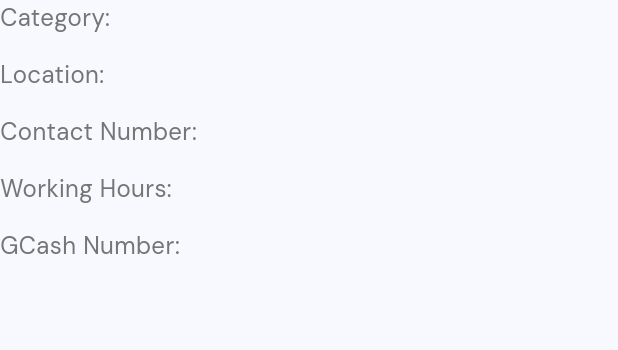
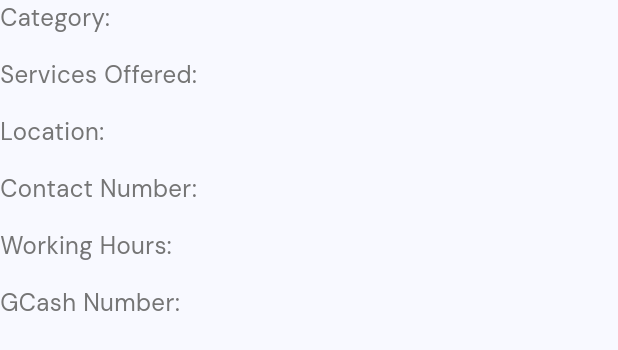
Before and after one commit to enbernaldez/athomeconvenience, a Flutter app: the AboutSection widget shown alone on an empty page, opened directly with empty values, on a phone screen of 412 x 824 dp. Shown: the top 350 px of the screen. Run offline on Flutter 3.47's test engine with Material 3 defaults, Android fonts, the phone set to English and light mode, and no system bars; our stand-ins replace auto_size_text, cached_network_image, cloud_firestore, convex_bottom_bar, country_picker, email_validator and 14 more; accounts and stored records are empty; network calls fail.

Commit message:
services offered

```diff
--- a/lib/login_page.dart
+++ b/lib/login_page.dart
@@ -27,7 +27,6 @@
 }
 
 class _LogInPageState extends State<LogInPage> {
-  // bool _passwordVisible = false;
   final _loginFormKey = GlobalKey<FormState>();
 
   final phoneController = TextEditingController();
@@ -73,6 +72,7 @@
           // throw Exception(e);
           print("error here line 57");
           print(e);
+          showToast("The format of the phone number provided is incorrect.");
         },
         codeSent: (String verificationId, int? resendToken) {
           setState(() {
--- a/lib/shop_profile_page.dart
+++ b/lib/shop_profile_page.dart
@@ -403,6 +403,8 @@
                   isAbout == true
                       ? AboutSection(
                           category: shopData['category'] ?? "Loading...",
+                          servicesOffered:
+                              shopData['services_offered'] ?? "Loading...",
                           shopAddress:
                               (shopData['service_address'].toString().isNotEmpty
                                       ? shopData['service_address']
--- a/lib/widgets/shopProfileView/about.dart
+++ b/lib/widgets/shopProfileView/about.dart
@@ -3,6 +3,7 @@
 
 class AboutSection extends StatelessWidget {
   final String category;
+  final String servicesOffered;
   final String shopAddress;
   final String contactNum;
   final String workingHours;
@@ -11,6 +12,7 @@
   const AboutSection({
     super.key,
     required this.category,
+    required this.servicesOffered,
     required this.shopAddress,
     required this.contactNum,
     required this.workingHours,
@@ -37,6 +39,29 @@
               Expanded(
                 child: Text(
                   category,
+                  style: GoogleFonts.dmSans(
+                    fontSize: 16,
+                  ),
+                ),
+              ),
+            ],
+          ),
+        ),
+        const SizedBox(height: 15),
+        SizedBox(
+          width: double.infinity,
+          child: Row(
+            children: [
+              Expanded(
+                child: Text(
+                  "Services Offered:",
+                  style: GoogleFonts.dmSans(
+                      fontSize: 16, color: Colors.grey.shade600),
+                ),
+              ),
+              Expanded(
+                child: Text(
+                  servicesOffered,
                   style: GoogleFonts.dmSans(
                     fontSize: 16,
                   ),
```
Also changed, not shown: lib/home_page.dart (+1 -17 lines), lib/registration_page.dart (+76 -43 lines), lib/settings_page.dart (+18 -3 lines).
